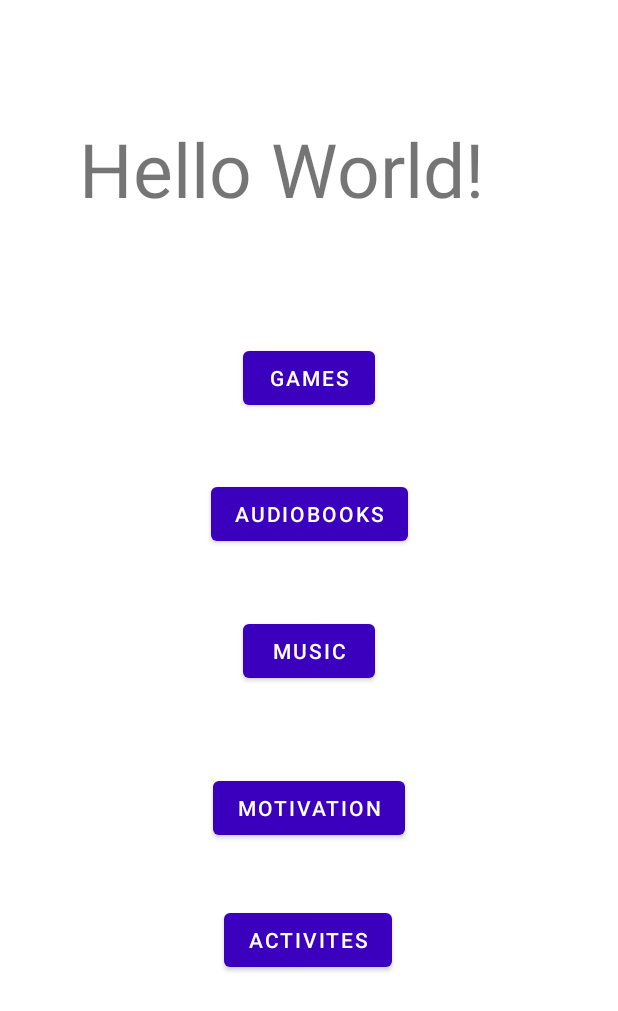
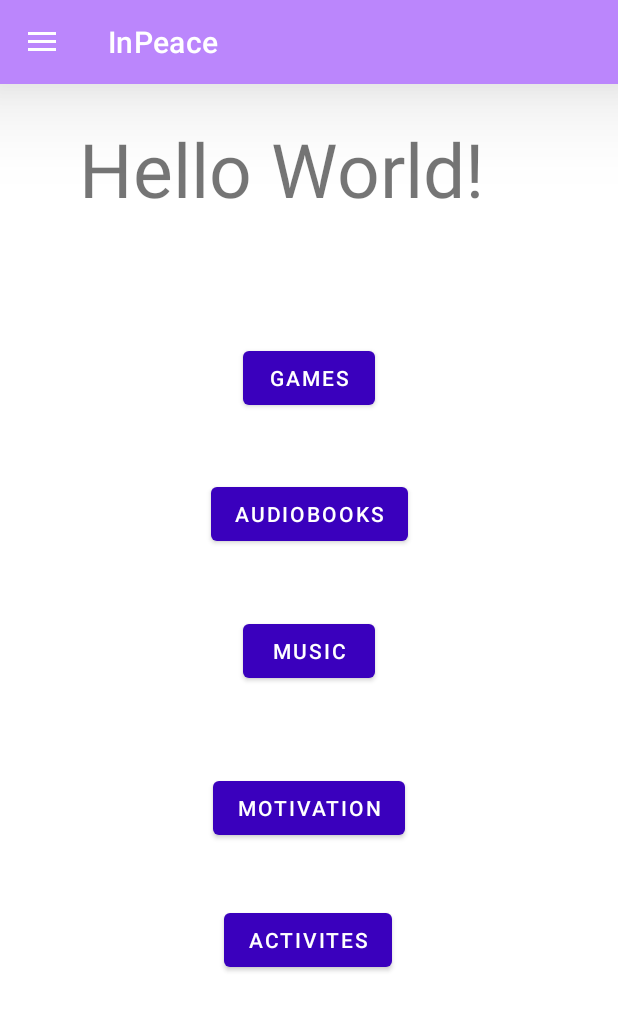
Before and after one commit to prateek-singh-3212/InPeace, an Android app: the main screen opened directly, with no data from a screen before it, on a phone screen of 412 x 824 dp. Shown: the top 1011 px of the screen. Run offline under Robolectric (Android 15) with nearby library versions, the phone set to English and light mode, and no system bars; our stand-ins replace Firebase (no records; nobody signed in at launch, a user with empty details on screens opened directly), Picasso.

Commit message:
Embidded navbar basics

```diff
--- a/app/src/main/java/com/example/inpeace/main.java
+++ b/app/src/main/java/com/example/inpeace/main.java
@@ -1,12 +1,17 @@
 package com.example.inpeace;
 
 import androidx.annotation.NonNull;
+import androidx.appcompat.app.ActionBarDrawerToggle;
 import androidx.appcompat.app.AppCompatActivity;
+import androidx.appcompat.widget.Toolbar;
+import androidx.core.view.GravityCompat;
+import androidx.drawerlayout.widget.DrawerLayout;
 
 import android.content.Intent;
 import android.os.Bundle;
 import android.os.Handler;
 import android.util.Log;
+import android.view.MenuItem;
 import android.view.View;
 import android.view.WindowManager;
 import android.widget.Button;
@@ -18,12 +23,13 @@ import com.example.inpeace.motivation.MotivationHome;
 import com.example.inpeace.music.MainMusic;
 import com.google.android.gms.tasks.OnCompleteListener;
 import com.google.android.gms.tasks.Task;
+import com.google.android.material.navigation.NavigationView;
 import com.google.firebase.messaging.FirebaseMessaging;
 
 import java.util.ArrayList;
 import java.util.List;
 
-public class main extends AppCompatActivity {
+public class main extends AppCompatActivity implements NavigationView.OnNavigationItemSelectedListener {
 
 
     private Button game ;
@@ -31,13 +37,16 @@ public class main extends AppCompatActivity {
     private Button music ;
     private Button motivation ;
     private Button activites ;
+    private DrawerLayout drawer;
 
     @Override
     protected void onCreate(Bundle savedInstanceState) {
         super.onCreate(savedInstanceState);
-        //spashScreen();
+        setContentView(R.layout.activity_main);
 
-        setContentView(R.layout.activity_main);
+
+        setNavigationPannel();
+
 
 //        FirebaseMessaging.getInstance().subscribeToTopic("Tests")
 //                .addOnCompleteListener(new OnCompleteListener<Void>() {
@@ -100,24 +109,40 @@ public class main extends AppCompatActivity {
 
     }
 
-//    private void spashScreen() {
-//        int handler =2000;
-//        getWindow().setFlags(WindowManager.LayoutParams.FLAG_FULLSCREEN,
-//                WindowManager.LayoutParams.FLAG_FULLSCREEN);
-//
-//        new Handler().postDelayed(new Runnable() {
-//            @Override
-//            public void run() {
-//                Intent i=new Intent(main.this,
-//                        MainActivity.class);
-//                //Intent is used to switch from one activity to another.
-//
-//                startActivity(i);
-//                //invoke the SecondActivity.
-//
-//                finish();
-//                //the current activity will get finished.
-//            }
-//        }, handler);
-//    }
+    private void setNavigationPannel(){
+        Toolbar toolbar = findViewById(R.id.toolbar);
+        setSupportActionBar(toolbar);
+
+        drawer = findViewById(R.id.drawer);
+        NavigationView navigationView = findViewById(R.id.navigation_view);
+        navigationView.setNavigationItemSelectedListener(this);
+
+        ActionBarDrawerToggle toggle = new ActionBarDrawerToggle(this,drawer,toolbar,R.string.draw_res,R.string.drawer_close);
+        drawer.addDrawerListener(toggle);
+        toggle.syncState();
+
+        //Custom Icon
+//        getSupportActionBar().setHomeButtonEnabled(true);
+//        getSupportActionBar().setDisplayHomeAsUpEnabled(true);
+//        getSupportActionBar().setHomeAsUpIndicator(R.drawable.ic_5g);
+    }
+
+
+    @Override
+    public boolean onNavigationItemSelected(@NonNull MenuItem item) {
+        return true;
+    }
+
+    @Override
+    public void onBackPressed() {
+
+        if(drawer.isDrawerOpen(GravityCompat.START)){
+            drawer.closeDrawer(GravityCompat.START);
+        }else{
+            super.onBackPressed();
+        }
+
+    }
+
+
 }
--- /dev/null
+++ b/app/src/main/res/drawable/ic_aboutus.xml
@@ -0,0 +1,10 @@
+<vector android:autoMirrored="true" android:height="502.643dp"
+    android:viewportHeight="502.643" android:viewportWidth="502.643"
+    android:width="502.643dp" xmlns:android="http://schemas.android.com/apk/res/android">
+    <path android:fillColor="#FF000000" android:pathData="M251.256,237.591c37.166,0 67.042,-30.048 67.042,-66.977c0.043,-37.037 -29.876,-66.999 -67.042,-66.999c-36.908,0 -66.869,29.962 -66.869,66.999C184.387,207.587 214.349,237.591 251.256,237.591z"/>
+    <path android:fillColor="#FF000000" android:pathData="M305.032,248.506H197.653c-19.198,0 -34.923,17.602 -34.923,39.194v107.854c0,1.186 0.604,2.243 0.669,3.473h175.823c0.129,-1.229 0.626,-2.286 0.626,-3.473V287.7C339.912,266.108 324.187,248.506 305.032,248.506z"/>
+    <path android:fillColor="#FF000000" android:pathData="M431.588,269.559c29.832,0 53.754,-24.008 53.754,-53.668s-23.922,-53.711 -53.754,-53.711c-29.617,0 -53.582,24.051 -53.582,53.711C377.942,245.53 401.972,269.559 431.588,269.559z"/>
+    <path android:fillColor="#FF000000" android:pathData="M474.708,278.317h-86.046c-15.445,0 -28.064,14.107 -28.064,31.472v86.413c0,0.928 0.453,1.812 0.518,2.826h141.03c0.065,-1.014 0.496,-1.898 0.496,-2.826v-86.413C502.707,292.424 490.11,278.317 474.708,278.317z"/>
+    <path android:fillColor="#FF000000" android:pathData="M71.011,269.559c29.789,0 53.733,-24.008 53.733,-53.668S100.8,162.18 71.011,162.18c-29.638,0 -53.603,24.051 -53.603,53.711S41.373,269.559 71.011,269.559L71.011,269.559z"/>
+    <path android:fillColor="#FF000000" android:pathData="M114.109,278.317H27.977C12.576,278.317 0,292.424 0,309.789v86.413c0,0.928 0.453,1.812 0.539,2.826h141.03c0.065,-1.014 0.475,-1.898 0.475,-2.826v-86.413C142.087,292.424 129.489,278.317 114.109,278.317z"/>
+</vector>
--- /dev/null
+++ b/app/src/main/res/drawable/ic_logout.xml
@@ -0,0 +1,6 @@
+<vector android:autoMirrored="true" android:height="297dp"
+    android:viewportHeight="297" android:viewportWidth="297"
+    android:width="297dp" xmlns:android="http://schemas.android.com/apk/res/android">
+    <path android:fillColor="#FF000000" android:pathData="M155,6.5c-30.147,0 -58.95,9.335 -83.294,26.995c-2.789,2.023 -3.547,5.853 -1.739,8.787L92.83,79.374c0.962,1.559 2.53,2.649 4.328,3.004c1.796,0.354 3.661,-0.054 5.145,-1.129c14.23,-10.323 31.069,-15.78 48.698,-15.78c45.783,0 83.03,37.247 83.03,83.03c0,45.783 -37.247,83.03 -83.03,83.03c-17.629,0 -34.468,-5.456 -48.698,-15.78c-1.484,-1.076 -3.349,-1.486 -5.145,-1.129c-1.798,0.355 -3.366,1.444 -4.328,3.004l-22.863,37.093c-1.808,2.934 -1.05,6.763 1.739,8.787C96.05,281.165 124.853,290.5 155,290.5c78.299,0 142,-63.701 142,-142S233.299,6.5 155,6.5z"/>
+    <path android:fillColor="#FF000000" android:pathData="M90.401,201.757c1.147,-2.142 1.021,-4.74 -0.326,-6.76l-15.463,-23.195h93.566c12.849,0 23.302,-10.453 23.302,-23.302s-10.453,-23.302 -23.302,-23.302H74.612l15.463,-23.195c1.348,-2.02 1.473,-4.618 0.326,-6.76c-1.146,-2.141 -3.377,-3.478 -5.806,-3.478H40.019c-2.201,0 -4.258,1.1 -5.479,2.933L1.106,144.847c-1.475,2.212 -1.475,5.093 0,7.306l33.433,50.149c1.221,1.832 3.278,2.933 5.479,2.933h44.577C87.025,205.235 89.256,203.898 90.401,201.757z"/>
+</vector>
--- /dev/null
+++ b/app/src/main/res/drawable/ic_profile.xml
@@ -0,0 +1,5 @@
+<vector android:autoMirrored="true" android:height="30dp"
+    android:viewportHeight="30" android:viewportWidth="30"
+    android:width="30dp" xmlns:android="http://schemas.android.com/apk/res/android">
+    <path android:fillColor="#000000" android:pathData="M18,19v-2c0.45,-0.223 1.737,-1.755 1.872,-2.952c0.354,-0.027 0.91,-0.352 1.074,-1.635c0.088,-0.689 -0.262,-1.076 -0.474,-1.198c0,0 0.528,-1.003 0.528,-2.214c0,-2.428 -0.953,-4.5 -3,-4.5c0,0 -0.711,-1.5 -3,-1.5c-4.242,0 -6,2.721 -6,6c0,1.104 0.528,2.214 0.528,2.214c-0.212,0.122 -0.562,0.51 -0.474,1.198c0.164,1.283 0.72,1.608 1.074,1.635C10.263,15.245 11.55,16.777 12,17v2c-1,3 -9,1 -9,8h24C27,20 19,22 18,19z"/>
+</vector>
--- /dev/null
+++ b/app/src/main/res/drawable/ic_settings.xml
@@ -0,0 +1,5 @@
+<vector android:autoMirrored="true" android:height="24dp"
+    android:tint="?attr/colorControlNormal" android:viewportHeight="24"
+    android:viewportWidth="24" android:width="24dp" xmlns:android="http://schemas.android.com/apk/res/android">
+    <path android:fillColor="@android:color/white" android:pathData="M19.14,12.94c0.04,-0.3 0.06,-0.61 0.06,-0.94c0,-0.32 -0.02,-0.64 -0.07,-0.94l2.03,-1.58c0.18,-0.14 0.23,-0.41 0.12,-0.61l-1.92,-3.32c-0.12,-0.22 -0.37,-0.29 -0.59,-0.22l-2.39,0.96c-0.5,-0.38 -1.03,-0.7 -1.62,-0.94L14.4,2.81c-0.04,-0.24 -0.24,-0.41 -0.48,-0.41h-3.84c-0.24,0 -0.43,0.17 -0.47,0.41L9.25,5.35C8.66,5.59 8.12,5.92 7.63,6.29L5.24,5.33c-0.22,-0.08 -0.47,0 -0.59,0.22L2.74,8.87C2.62,9.08 2.66,9.34 2.86,9.48l2.03,1.58C4.84,11.36 4.8,11.69 4.8,12s0.02,0.64 0.07,0.94l-2.03,1.58c-0.18,0.14 -0.23,0.41 -0.12,0.61l1.92,3.32c0.12,0.22 0.37,0.29 0.59,0.22l2.39,-0.96c0.5,0.38 1.03,0.7 1.62,0.94l0.36,2.54c0.05,0.24 0.24,0.41 0.48,0.41h3.84c0.24,0 0.44,-0.17 0.47,-0.41l0.36,-2.54c0.59,-0.24 1.13,-0.56 1.62,-0.94l2.39,0.96c0.22,0.08 0.47,0 0.59,-0.22l1.92,-3.32c0.12,-0.22 0.07,-0.47 -0.12,-0.61L19.14,12.94zM12,15.6c-1.98,0 -3.6,-1.62 -3.6,-3.6s1.62,-3.6 3.6,-3.6s3.6,1.62 3.6,3.6S13.98,15.6 12,15.6z"/>
+</vector>
--- a/app/src/main/res/layout/activity_main.xml
+++ b/app/src/main/res/layout/activity_main.xml
@@ -1,10 +1,31 @@
 <?xml version="1.0" encoding="utf-8"?>
-<androidx.constraintlayout.widget.ConstraintLayout xmlns:android="http://schemas.android.com/apk/res/android"
+<androidx.drawerlayout.widget.DrawerLayout xmlns:android="http://schemas.android.com/apk/res/android"
     xmlns:app="http://schemas.android.com/apk/res-auto"
     xmlns:tools="http://schemas.android.com/tools"
     android:layout_width="match_parent"
+    android:id="@+id/drawer"
     android:layout_height="match_parent"
     tools:context=".main">
+
+    <androidx.constraintlayout.widget.ConstraintLayout
+        android:layout_width="match_parent"
+        android:layout_height="match_parent">
+
+        <androidx.appcompat.widget.Toolbar
+            android:id="@+id/toolbar"
+            android:layout_width="match_parent"
+            android:layout_height="?attr/actionBarSize"
+            android:background="@color/purple_200"
+            android:elevation="40dp"
+            android:theme="@style/ThemeOverlay.AppCompat.Dark.ActionBar"
+            app:layout_constraintBottom_toBottomOf="parent"
+            app:layout_constraintEnd_toEndOf="parent"
+            app:layout_constraintHorizontal_bias="0.0"
+            app:layout_constraintStart_toStartOf="parent"
+            app:layout_constraintTop_toTopOf="parent"
+            app:layout_constraintVertical_bias="0.0"
+            app:layout_scrollFlags="noScroll"
+            app:popupTheme="@style/ThemeOverlay.AppCompat.Light" />
 
         <TextView
             android:id="@+id/textView6"
@@ -76,4 +97,24 @@
             app:layout_constraintStart_toStartOf="parent"
             app:layout_constraintTop_toTopOf="parent"
             app:layout_constraintVertical_bias="0.777" />
+
     </androidx.constraintlayout.widget.ConstraintLayout>
+
+        <com.google.android.material.navigation.NavigationView
+            android:id="@+id/navigation_view"
+            android:layout_width="wrap_content"
+            android:layout_height="match_parent"
+            android:layout_gravity="start"
+            android:fitsSystemWindows="true"
+            app:headerLayout="@layout/nav_header"
+            app:itemBackground="@android:color/transparent"
+            app:itemTextColor="@color/black"
+            app:layout_constraintBottom_toBottomOf="parent"
+            app:layout_constraintEnd_toEndOf="parent"
+            app:layout_constraintHorizontal_bias="0.0"
+            app:layout_constraintStart_toStartOf="parent"
+            app:layout_constraintTop_toTopOf="parent"
+            app:layout_constraintVertical_bias="0.0"
+            app:menu="@menu/navbar_homepage" />
+
+</androidx.drawerlayout.widget.DrawerLayout>
--- /dev/null
+++ b/app/src/main/res/menu/navbar_homepage.xml
@@ -0,0 +1,26 @@
+<?xml version="1.0" encoding="utf-8"?>
+<menu xmlns:android="http://schemas.android.com/apk/res/android"
+    xmlns:tools="http://schemas.android.com/tools"
+    tools:showIn = "navigation_view">
+
+    <group android:id="@+id/navbar_homepage_group"
+        android:checkableBehavior="single">
+
+        <item android:id="@+id/profile"
+            android:title="Profile"
+            android:icon="@drawable/ic_profile"/>
+
+        <item android:id="@+id/settings"
+            android:title="Settings"
+            android:icon="@drawable/ic_settings"/>
+
+        <item android:id="@+id/logout"
+            android:title="Log Out"
+            android:icon="@drawable/ic_logout"/>
+    </group>
+
+    <item android:id="@+id/aboutus"
+        android:title="About Us"
+        android:icon="@drawable/ic_aboutus"/>
+
+</menu>
--- a/app/src/main/res/values/strings.xml
+++ b/app/src/main/res/values/strings.xml
@@ -6,4 +6,7 @@
     <string name="status">X\'s Turn: Tap to play</string>
     <string name="x_score">X Score:</string>
     <string name="o_score">O Score:</string>
+    <string name="draw_open">Open</string>
+    <string name="drawer_close">Close</string>
+    <string name="draw_res">Open</string>
 </resources>
```
Also changed, not shown: app/src/main/AndroidManifest.xml (+7 -5 lines), app/src/main/java/com/example/inpeace/MainActivity.java (+37 -1 lines), app/src/main/java/com/example/inpeace/music/MusicPlayerActivity.java (+14 -3 lines), app/src/main/res/layout/nav_header.xml (added, +33 -0 lines), app/src/main/res/drawable-v24/ocean2.png (added), app/src/main/res/drawable-v24/user_profile.png (added). Lines whose indentation alone changed are shown as unchanged.
